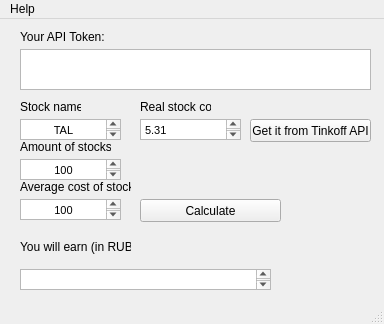
nikultimo/InvestApp, file apps/InvestApp.ui: the form before one commit.
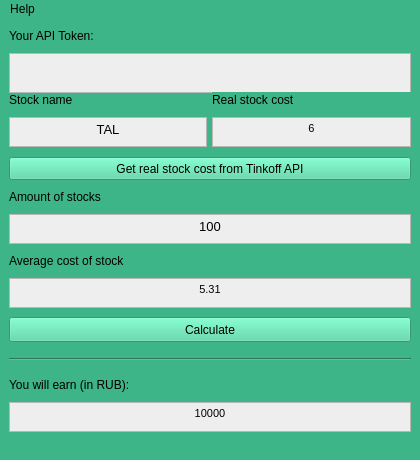
The form after the commit.

Commit message: Update app's interface

```diff
--- a/apps/InvestApp.ui
+++ b/apps/InvestApp.ui
@@ -6,10 +6,22 @@
    <rect>
     <x>0</x>
     <y>0</y>
-    <width>384</width>
-    <height>324</height>
+    <width>420</width>
+    <height>460</height>
    </rect>
   </property>
+  <property name="minimumSize">
+   <size>
+    <width>420</width>
+    <height>460</height>
+   </size>
+  </property>
+  <property name="baseSize">
+   <size>
+    <width>400</width>
+    <height>400</height>
+   </size>
+  </property>
   <property name="windowTitle">
    <string>InvestApp</string>
   </property>
@@ -17,220 +29,408 @@
    <bool>false</bool>
   </property>
   <property name="styleSheet">
-   <string notr="true"/>
+   <string notr="true">alternate-background-color: rgb(255, 255, 255);
+background-color: rgb(62, 180, 137);
+border-top-color: rgb(85, 255, 0);
+gridline-color: rgb(0, 170, 255);
+border-color: rgb(0, 0, 0);
+border-top-color: rgb(182, 182, 182);
+color: rgb(0, 0, 0);</string>
   </property>
   <widget class="QWidget" name="centralwidget">
+   <property name="sizePolicy">
+    <sizepolicy hsizetype="Minimum" vsizetype="Minimum">
+     <horstretch>0</horstretch>
+     <verstretch>0</verstretch>
+    </sizepolicy>
+   </property>
+   <property name="minimumSize">
+    <size>
+     <width>420</width>
+     <height>420</height>
+    </size>
+   </property>
    <property name="styleSheet">
     <string notr="true"/>
    </property>
-   <widget class="QPushButton" name="getCostFromYFPushButton">
-    <property name="geometry">
-     <rect>
-      <x>250</x>
-      <y>100</y>
-      <width>121</width>
-      <height>23</height>
-     </rect>
-    </property>
-    <property name="text">
-     <string>Get it from Tinkoff API</string>
-    </property>
-   </widget>
-   <widget class="QLabel" name="youWillEarnLabel">
-    <property name="geometry">
-     <rect>
-      <x>20</x>
-      <y>220</y>
-      <width>111</width>
-      <height>16</height>
-     </rect>
-    </property>
-    <property name="text">
-     <string>You will earn (in RUB):</string>
-    </property>
-   </widget>
-   <widget class="QLabel" name="amountOfStocksLabel">
-    <property name="geometry">
-     <rect>
-      <x>20</x>
-      <y>120</y>
-      <width>91</width>
-      <height>16</height>
-     </rect>
-    </property>
-    <property name="text">
-     <string>Amount of stocks</string>
-    </property>
-   </widget>
-   <widget class="QLabel" name="realStockCostLabel">
-    <property name="geometry">
-     <rect>
-      <x>140</x>
-      <y>80</y>
-      <width>71</width>
-      <height>16</height>
-     </rect>
-    </property>
-    <property name="text">
-     <string>Real stock cost</string>
-    </property>
-   </widget>
-   <widget class="QTextEdit" name="stockAverageTextEdit">
-    <property name="geometry">
-     <rect>
-      <x>20</x>
-      <y>180</y>
-      <width>101</width>
-      <height>21</height>
-     </rect>
-    </property>
-    <property name="html">
-     <string>&lt;!DOCTYPE HTML PUBLIC &quot;-//W3C//DTD HTML 4.0//EN&quot; &quot;http://www.w3.org/TR/REC-html40/strict.dtd&quot;&gt;
+   <layout class="QGridLayout" name="gridLayout_2">
+    <item row="0" column="0">
+     <layout class="QGridLayout" name="gridLayout">
+      <property name="horizontalSpacing">
+       <number>5</number>
+      </property>
+      <property name="verticalSpacing">
+       <number>10</number>
+      </property>
+      <item row="2" column="0">
+       <widget class="QLabel" name="stockNameLabel">
+        <property name="minimumSize">
+         <size>
+          <width>198</width>
+          <height>15</height>
+         </size>
+        </property>
+        <property name="maximumSize">
+         <size>
+          <width>16777215</width>
+          <height>15</height>
+         </size>
+        </property>
+        <property name="text">
+         <string>Stock name</string>
+        </property>
+       </widget>
+      </item>
+      <item row="11" column="0" colspan="2">
+       <widget class="QLabel" name="youWillEarnLabel">
+        <property name="minimumSize">
+         <size>
+          <width>400</width>
+          <height>15</height>
+         </size>
+        </property>
+        <property name="maximumSize">
+         <size>
+          <width>16777215</width>
+          <height>15</height>
+         </size>
+        </property>
+        <property name="text">
+         <string>You will earn (in RUB):</string>
+        </property>
+       </widget>
+      </item>
+      <item row="7" column="0" colspan="2">
+       <widget class="QLabel" name="averageCostOfStockLabel">
+        <property name="minimumSize">
+         <size>
+          <width>400</width>
+          <height>15</height>
+         </size>
+        </property>
+        <property name="maximumSize">
+         <size>
+          <width>16777215</width>
+          <height>15</height>
+         </size>
+        </property>
+        <property name="text">
+         <string>Average cost of stock</string>
+        </property>
+       </widget>
+      </item>
+      <item row="5" column="0" colspan="2">
+       <widget class="QLabel" name="amountOfStocksLabel">
+        <property name="minimumSize">
+         <size>
+          <width>400</width>
+          <height>15</height>
+         </size>
+        </property>
+        <property name="maximumSize">
+         <size>
+          <width>16777215</width>
+          <height>15</height>
+         </size>
+        </property>
+        <property name="text">
+         <string>Amount of stocks</string>
+        </property>
+       </widget>
+      </item>
+      <item row="6" column="0" colspan="2">
+       <widget class="QTextEdit" name="stockAmountTextEdit">
+        <property name="minimumSize">
+         <size>
+          <width>400</width>
+          <height>30</height>
+         </size>
+        </property>
+        <property name="maximumSize">
+         <size>
+          <width>16777215</width>
+          <height>30</height>
+         </size>
+        </property>
+        <property name="styleSheet">
+         <string notr="true">background-color: rgb(238, 238, 238);
+color: rgb(0, 0, 0);</string>
+        </property>
+        <property name="html">
+         <string>&lt;!DOCTYPE HTML PUBLIC &quot;-//W3C//DTD HTML 4.0//EN&quot; &quot;http://www.w3.org/TR/REC-html40/strict.dtd&quot;&gt;
 &lt;html&gt;&lt;head&gt;&lt;meta name=&quot;qrichtext&quot; content=&quot;1&quot; /&gt;&lt;style type=&quot;text/css&quot;&gt;
 p, li { white-space: pre-wrap; }
 &lt;/style&gt;&lt;/head&gt;&lt;body style=&quot; font-family:'MS Shell Dlg 2'; font-size:8.25pt; font-weight:400; font-style:normal;&quot;&gt;
-&lt;p align=&quot;center&quot; style=&quot; margin-top:0px; margin-bottom:0px; margin-left:0px; margin-right:0px; -qt-block-indent:0; text-indent:0px;&quot;&gt;100&lt;/p&gt;&lt;/body&gt;&lt;/html&gt;</string>
-    </property>
-   </widget>
-   <widget class="QPushButton" name="calculateEarningPushButton">
-    <property name="geometry">
-     <rect>
-      <x>140</x>
-      <y>180</y>
-      <width>141</width>
-      <height>23</height>
-     </rect>
-    </property>
-    <property name="text">
-     <string>Calculate</string>
-    </property>
-   </widget>
-   <widget class="QLabel" name="stockNameLabel">
-    <property name="geometry">
-     <rect>
-      <x>20</x>
-      <y>80</y>
-      <width>61</width>
-      <height>16</height>
-     </rect>
-    </property>
-    <property name="text">
-     <string>Stock name</string>
-    </property>
-   </widget>
-   <widget class="QLabel" name="averageCostOfStockLabel">
-    <property name="geometry">
-     <rect>
-      <x>20</x>
-      <y>160</y>
-      <width>111</width>
-      <height>16</height>
-     </rect>
-    </property>
-    <property name="text">
-     <string>Average cost of stock</string>
-    </property>
-   </widget>
-   <widget class="QTextEdit" name="stockAmountTextEdit">
-    <property name="geometry">
-     <rect>
-      <x>20</x>
-      <y>140</y>
-      <width>101</width>
-      <height>21</height>
-     </rect>
-    </property>
-    <property name="html">
-     <string>&lt;!DOCTYPE HTML PUBLIC &quot;-//W3C//DTD HTML 4.0//EN&quot; &quot;http://www.w3.org/TR/REC-html40/strict.dtd&quot;&gt;
+&lt;p align=&quot;center&quot; style=&quot; margin-top:0px; margin-bottom:0px; margin-left:0px; margin-right:0px; -qt-block-indent:0; text-indent:0px;&quot;&gt;&lt;span style=&quot; font-size:10pt;&quot;&gt;100&lt;/span&gt;&lt;/p&gt;&lt;/body&gt;&lt;/html&gt;</string>
+        </property>
+       </widget>
+      </item>
+      <item row="10" column="0" colspan="2">
+       <widget class="Line" name="line">
+        <property name="minimumSize">
+         <size>
+          <width>400</width>
+          <height>15</height>
+         </size>
+        </property>
+        <property name="maximumSize">
+         <size>
+          <width>16777215</width>
+          <height>15</height>
+         </size>
+        </property>
+        <property name="orientation">
+         <enum>Qt::Horizontal</enum>
+        </property>
+       </widget>
+      </item>
+      <item row="12" column="0" colspan="2">
+       <widget class="QTextEdit" name="earningTextEdit">
+        <property name="minimumSize">
+         <size>
+          <width>400</width>
+          <height>30</height>
+         </size>
+        </property>
+        <property name="maximumSize">
+         <size>
+          <width>16777215</width>
+          <height>30</height>
+         </size>
+        </property>
+        <property name="styleSheet">
+         <string notr="true">background-color: rgb(238, 238, 238);
+color: rgb(0, 0, 0);</string>
+        </property>
+        <property name="html">
+         <string>&lt;!DOCTYPE HTML PUBLIC &quot;-//W3C//DTD HTML 4.0//EN&quot; &quot;http://www.w3.org/TR/REC-html40/strict.dtd&quot;&gt;
 &lt;html&gt;&lt;head&gt;&lt;meta name=&quot;qrichtext&quot; content=&quot;1&quot; /&gt;&lt;style type=&quot;text/css&quot;&gt;
 p, li { white-space: pre-wrap; }
 &lt;/style&gt;&lt;/head&gt;&lt;body style=&quot; font-family:'MS Shell Dlg 2'; font-size:8.25pt; font-weight:400; font-style:normal;&quot;&gt;
-&lt;p align=&quot;center&quot; style=&quot; margin-top:0px; margin-bottom:0px; margin-left:0px; margin-right:0px; -qt-block-indent:0; text-indent:0px;&quot;&gt;100&lt;/p&gt;&lt;/body&gt;&lt;/html&gt;</string>
-    </property>
-   </widget>
-   <widget class="QTextEdit" name="earningTextEdit">
-    <property name="geometry">
-     <rect>
-      <x>20</x>
-      <y>250</y>
-      <width>251</width>
-      <height>21</height>
-     </rect>
-    </property>
-   </widget>
-   <widget class="QTextEdit" name="stockRealCostTextEdit">
-    <property name="geometry">
-     <rect>
-      <x>140</x>
-      <y>100</y>
-      <width>101</width>
-      <height>21</height>
-     </rect>
-    </property>
-    <property name="html">
-     <string>&lt;!DOCTYPE HTML PUBLIC &quot;-//W3C//DTD HTML 4.0//EN&quot; &quot;http://www.w3.org/TR/REC-html40/strict.dtd&quot;&gt;
+&lt;p align=&quot;center&quot; style=&quot; margin-top:0px; margin-bottom:0px; margin-left:0px; margin-right:0px; -qt-block-indent:0; text-indent:0px;&quot;&gt;10000&lt;/p&gt;&lt;/body&gt;&lt;/html&gt;</string>
+        </property>
+       </widget>
+      </item>
+      <item row="9" column="0" colspan="2">
+       <widget class="QPushButton" name="calculateEarningPushButton">
+        <property name="minimumSize">
+         <size>
+          <width>400</width>
+          <height>25</height>
+         </size>
+        </property>
+        <property name="maximumSize">
+         <size>
+          <width>16777215</width>
+          <height>25</height>
+         </size>
+        </property>
+        <property name="styleSheet">
+         <string notr="true">background-color: rgb(74, 214, 163);</string>
+        </property>
+        <property name="text">
+         <string>Calculate</string>
+        </property>
+        <property name="autoDefault">
+         <bool>false</bool>
+        </property>
+        <property name="default">
+         <bool>false</bool>
+        </property>
+        <property name="flat">
+         <bool>false</bool>
+        </property>
+       </widget>
+      </item>
+      <item row="3" column="1">
+       <widget class="QTextEdit" name="stockRealCostTextEdit">
+        <property name="minimumSize">
+         <size>
+          <width>198</width>
+          <height>30</height>
+         </size>
+        </property>
+        <property name="maximumSize">
+         <size>
+          <width>16777215</width>
+          <height>30</height>
+         </size>
+        </property>
+        <property name="styleSheet">
+         <string notr="true">background-color: rgb(238, 238, 238);
+color: rgb(0, 0, 0);</string>
+        </property>
+        <property name="html">
+         <string>&lt;!DOCTYPE HTML PUBLIC &quot;-//W3C//DTD HTML 4.0//EN&quot; &quot;http://www.w3.org/TR/REC-html40/strict.dtd&quot;&gt;
 &lt;html&gt;&lt;head&gt;&lt;meta name=&quot;qrichtext&quot; content=&quot;1&quot; /&gt;&lt;style type=&quot;text/css&quot;&gt;
 p, li { white-space: pre-wrap; }
 &lt;/style&gt;&lt;/head&gt;&lt;body style=&quot; font-family:'MS Shell Dlg 2'; font-size:8.25pt; font-weight:400; font-style:normal;&quot;&gt;
-&lt;p style=&quot; margin-top:0px; margin-bottom:0px; margin-left:0px; margin-right:0px; -qt-block-indent:0; text-indent:0px;&quot;&gt;5.31&lt;/p&gt;
-&lt;p style=&quot;-qt-paragraph-type:empty; margin-top:0px; margin-bottom:0px; margin-left:0px; margin-right:0px; -qt-block-indent:0; text-indent:0px;&quot;&gt;&lt;br /&gt;&lt;/p&gt;&lt;/body&gt;&lt;/html&gt;</string>
-    </property>
-   </widget>
-   <widget class="QTextEdit" name="stockNameTextEdit">
-    <property name="geometry">
-     <rect>
-      <x>20</x>
-      <y>100</y>
-      <width>101</width>
-      <height>21</height>
-     </rect>
-    </property>
-    <property name="font">
-     <font>
-      <pointsize>10</pointsize>
-     </font>
-    </property>
-    <property name="html">
-     <string>&lt;!DOCTYPE HTML PUBLIC &quot;-//W3C//DTD HTML 4.0//EN&quot; &quot;http://www.w3.org/TR/REC-html40/strict.dtd&quot;&gt;
+&lt;p align=&quot;center&quot; style=&quot; margin-top:0px; margin-bottom:0px; margin-left:0px; margin-right:0px; -qt-block-indent:0; text-indent:0px;&quot;&gt;6&lt;/p&gt;&lt;/body&gt;&lt;/html&gt;</string>
+        </property>
+       </widget>
+      </item>
+      <item row="3" column="0">
+       <widget class="QTextEdit" name="stockNameTextEdit">
+        <property name="minimumSize">
+         <size>
+          <width>198</width>
+          <height>30</height>
+         </size>
+        </property>
+        <property name="maximumSize">
+         <size>
+          <width>16777215</width>
+          <height>30</height>
+         </size>
+        </property>
+        <property name="font">
+         <font>
+          <pointsize>10</pointsize>
+         </font>
+        </property>
+        <property name="styleSheet">
+         <string notr="true">background-color: rgb(238, 238, 238);
+color: rgb(0, 0, 0);</string>
+        </property>
+        <property name="html">
+         <string>&lt;!DOCTYPE HTML PUBLIC &quot;-//W3C//DTD HTML 4.0//EN&quot; &quot;http://www.w3.org/TR/REC-html40/strict.dtd&quot;&gt;
 &lt;html&gt;&lt;head&gt;&lt;meta name=&quot;qrichtext&quot; content=&quot;1&quot; /&gt;&lt;style type=&quot;text/css&quot;&gt;
 p, li { white-space: pre-wrap; }
 &lt;/style&gt;&lt;/head&gt;&lt;body style=&quot; font-family:'MS Shell Dlg 2'; font-size:10pt; font-weight:400; font-style:normal;&quot;&gt;
-&lt;p align=&quot;center&quot; style=&quot; margin-top:0px; margin-bottom:0px; margin-left:0px; margin-right:0px; -qt-block-indent:0; text-indent:0px;&quot;&gt;&lt;span style=&quot; font-size:8.25pt;&quot;&gt;TAL&lt;/span&gt;&lt;/p&gt;&lt;/body&gt;&lt;/html&gt;</string>
-    </property>
-   </widget>
-   <widget class="QTextEdit" name="apiTokenEditField">
-    <property name="geometry">
-     <rect>
-      <x>20</x>
-      <y>30</y>
-      <width>351</width>
-      <height>41</height>
-     </rect>
-    </property>
-   </widget>
-   <widget class="QLabel" name="yourApiTokenLabel">
-    <property name="geometry">
-     <rect>
-      <x>20</x>
-      <y>10</y>
-      <width>111</width>
-      <height>16</height>
-     </rect>
-    </property>
-    <property name="text">
-     <string>Your API Token:</string>
-    </property>
-   </widget>
+&lt;p align=&quot;center&quot; style=&quot; margin-top:0px; margin-bottom:0px; margin-left:0px; margin-right:0px; -qt-block-indent:0; text-indent:0px;&quot;&gt;TAL&lt;/p&gt;&lt;/body&gt;&lt;/html&gt;</string>
+        </property>
+       </widget>
+      </item>
+      <item row="8" column="0" colspan="2">
+       <widget class="QTextEdit" name="stockAverageTextEdit">
+        <property name="minimumSize">
+         <size>
+          <width>400</width>
+          <height>30</height>
+         </size>
+        </property>
+        <property name="maximumSize">
+         <size>
+          <width>16777215</width>
+          <height>30</height>
+         </size>
+        </property>
+        <property name="styleSheet">
+         <string notr="true">background-color: rgb(238, 238, 238);
+color: rgb(0, 0, 0);</string>
+        </property>
+        <property name="html">
+         <string>&lt;!DOCTYPE HTML PUBLIC &quot;-//W3C//DTD HTML 4.0//EN&quot; &quot;http://www.w3.org/TR/REC-html40/strict.dtd&quot;&gt;
+&lt;html&gt;&lt;head&gt;&lt;meta name=&quot;qrichtext&quot; content=&quot;1&quot; /&gt;&lt;style type=&quot;text/css&quot;&gt;
+p, li { white-space: pre-wrap; }
+&lt;/style&gt;&lt;/head&gt;&lt;body style=&quot; font-family:'MS Shell Dlg 2'; font-size:8.25pt; font-weight:400; font-style:normal;&quot;&gt;
+&lt;p align=&quot;center&quot; style=&quot; margin-top:0px; margin-bottom:0px; margin-left:0px; margin-right:0px; -qt-block-indent:0; text-indent:0px;&quot;&gt;5.31&lt;/p&gt;&lt;/body&gt;&lt;/html&gt;</string>
+        </property>
+       </widget>
+      </item>
+      <item row="0" column="0" colspan="2">
+       <widget class="QLabel" name="yourApiTokenLabel">
+        <property name="minimumSize">
+         <size>
+          <width>400</width>
+          <height>15</height>
+         </size>
+        </property>
+        <property name="maximumSize">
+         <size>
+          <width>16777215</width>
+          <height>15</height>
+         </size>
+        </property>
+        <property name="text">
+         <string>Your API Token:</string>
+        </property>
+       </widget>
+      </item>
+      <item row="4" column="0" colspan="2">
+       <widget class="QPushButton" name="getCostFromYFPushButton">
+        <property name="minimumSize">
+         <size>
+          <width>198</width>
+          <height>23</height>
+         </size>
+        </property>
+        <property name="maximumSize">
+         <size>
+          <width>16777215</width>
+          <height>20</height>
+         </size>
+        </property>
+        <property name="styleSheet">
+         <string notr="true">background-color: rgb(74, 214, 163);</string>
+        </property>
+        <property name="text">
+         <string>Get real stock cost from Tinkoff API</string>
+        </property>
+       </widget>
+      </item>
+      <item row="1" column="0" colspan="2">
+       <widget class="QTextEdit" name="apiTokenEditField">
+        <property name="minimumSize">
+         <size>
+          <width>400</width>
+          <height>40</height>
+         </size>
+        </property>
+        <property name="maximumSize">
+         <size>
+          <width>16777215</width>
+          <height>40</height>
+         </size>
+        </property>
+        <property name="baseSize">
+         <size>
+          <width>0</width>
+          <height>40</height>
+         </size>
+        </property>
+        <property name="styleSheet">
+         <string notr="true">background-color: rgb(238, 238, 238);
+color: rgb(0, 0, 0);</string>
+        </property>
+       </widget>
+      </item>
+      <item row="2" column="1">
+       <widget class="QLabel" name="realStockCostLabel">
+        <property name="minimumSize">
+         <size>
+          <width>198</width>
+          <height>15</height>
+         </size>
+        </property>
+        <property name="maximumSize">
+         <size>
+          <width>16777215</width>
+          <height>15</height>
+         </size>
+        </property>
+        <property name="text">
+         <string>Real stock cost</string>
+        </property>
+       </widget>
+      </item>
+     </layout>
+    </item>
+   </layout>
   </widget>
   <widget class="QMenuBar" name="menubar">
    <property name="geometry">
     <rect>
      <x>0</x>
      <y>0</y>
-     <width>384</width>
+     <width>420</width>
      <height>21</height>
     </rect>
    </property>
+   <property name="styleSheet">
+    <string notr="true">border-color: rgb(0, 0, 0);
+gridline-color: rgb(0, 0, 0);</string>
+   </property>
    <widget class="QMenu" name="menuHelp">
     <property name="title">
      <string>Help</string>
```
Left out of the diff: 16 changed lines with no effect on the pictures. The commit also changes 1 other file.
